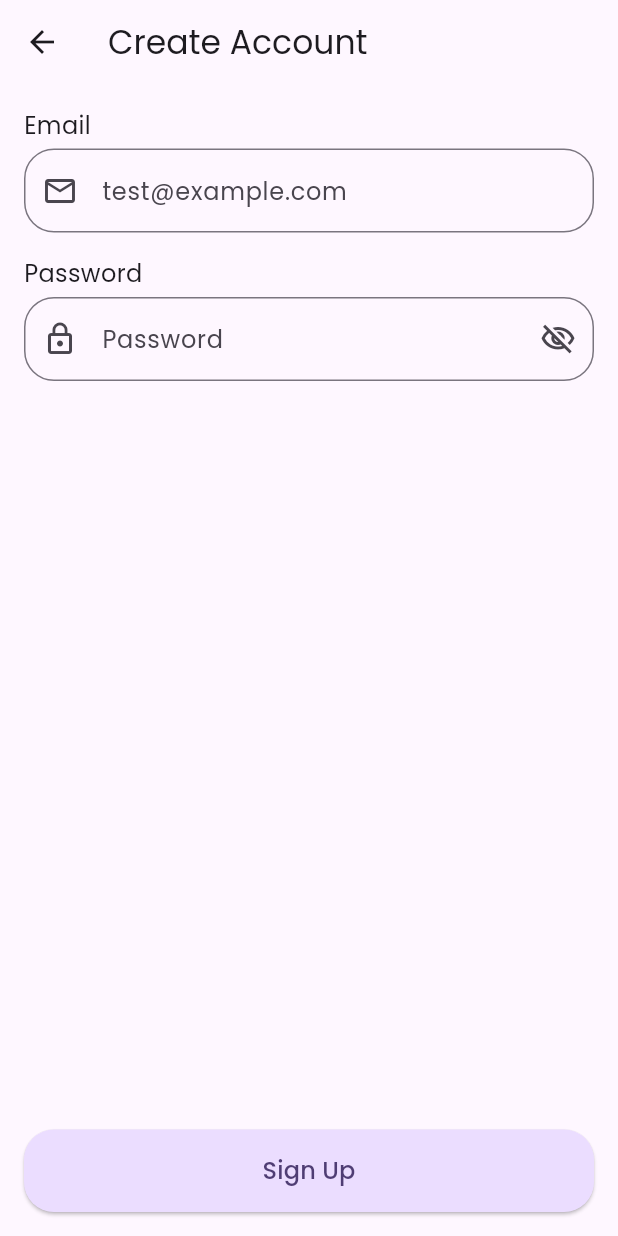
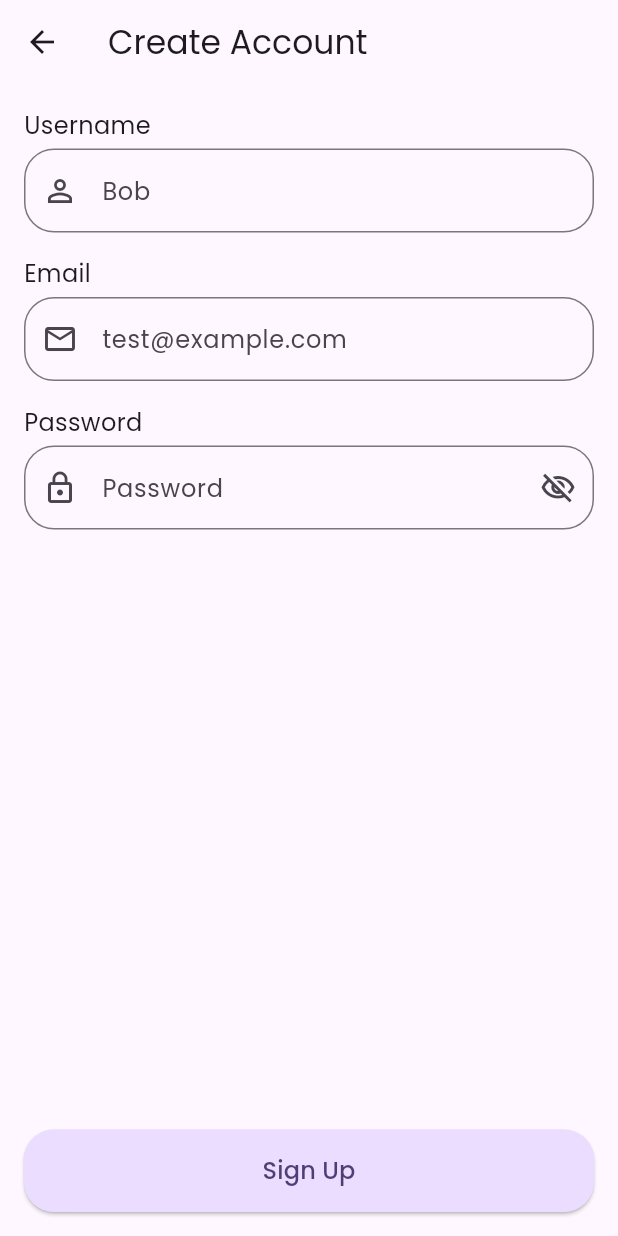
Before and after one commit to y0S6m1sP/Diary, a Flutter app: the RegisterScreen screen opened directly, on a phone screen of 412 x 824 dp. Run offline on Flutter 3.47's test engine with Material 3 defaults, Android fonts, the phone set to English and light mode, and no system bars; our stand-ins replace bloc, equatable, firebase_auth, firebase_core, flutter_bloc, google_fonts; accounts and stored records are empty.

Commit message:
feat: password visibility

```diff
--- a/lib/core/system_design/diary_text_field.dart
+++ b/lib/core/system_design/diary_text_field.dart
@@ -8,7 +8,9 @@ class DiaryTextField extends StatelessWidget {
     this.errorText,
     this.prefixIcon,
     this.suffixIcon,
-    this.onChanged
+    this.onChanged,
+    this.onSuffixIconPressed,
+    this.obscureText = false,
   });
 
   final String? title;
@@ -17,6 +19,8 @@ class DiaryTextField extends StatelessWidget {
   final Widget? prefixIcon;
   final Widget? suffixIcon;
   final Function(String)? onChanged;
+  final Function()? onSuffixIconPressed;
+  final bool obscureText;
 
   @override
   Widget build(BuildContext context) {
@@ -32,9 +36,17 @@ class DiaryTextField extends StatelessWidget {
         ],
         TextField(
           onChanged: onChanged,
+          obscureText: obscureText,
+          autocorrect: false,
+          enableSuggestions: false,
           decoration: InputDecoration(
             prefixIcon: prefixIcon,
-            suffixIcon: suffixIcon,
+            suffixIcon: suffixIcon != null
+              ? IconButton(
+                onPressed: onSuffixIconPressed,
+                icon: suffixIcon!,
+                )
+              : null,
             hintText: hintText,
             errorText: errorText,
             border: OutlineInputBorder(
--- a/lib/features/auth/register/register_cubit.dart
+++ b/lib/features/auth/register/register_cubit.dart
@@ -16,6 +16,14 @@ class RegisterCubit extends Cubit<RegisterState> {
     emit(state.copyWith(password: password));
   }
 
+  void usernameChanged(String username) {
+    emit(state.copyWith(username: username));
+  }
+
+  void togglePasswordVisibility() {
+    emit(state.copyWith(isPasswordVisible: !state.isPasswordVisible));
+  }
+
   Future<void> signUp() async {
     try {
       await _authRepository.signUp(
--- a/lib/features/auth/register/register_screen.dart
+++ b/lib/features/auth/register/register_screen.dart
@@ -22,7 +22,7 @@ class RegisterScreen extends StatelessWidget {
             create: (_) => RegisterCubit(
               context.read<AuthRepository>(),
             ),
-            child: const RegisterContent(),
+            child: _RegisterContent(),
           ),
         ),
       ),
@@ -30,21 +30,15 @@ class RegisterScreen extends StatelessWidget {
   }
 }
 
-class RegisterContent extends StatelessWidget {
-  const RegisterContent({super.key});
-
+class _RegisterContent extends StatelessWidget {
   @override
   Widget build(BuildContext context) {
     return BlocListener<RegisterCubit, RegisterState>(
       listener: (context, state) {},
       child: Column(
         children: [
-          // const DiaryTextField(
-          //   prefixIcon: Icon(Icons.person_outline),
-          //   title: 'Username',
-          //   hintText: 'Bob',
-          // ),
-          // const SizedBox(height: 16),
+          _UsernameInput(),
+          const SizedBox(height: 16),
           _EmailInput(),
           const SizedBox(height: 16),
           _PasswordInput(),
@@ -56,11 +50,23 @@ class RegisterContent extends StatelessWidget {
   }
 }
 
+class _UsernameInput extends StatelessWidget {
+  @override
+  Widget build(BuildContext context) {
+    return DiaryTextField(
+      onChanged: (username) =>
+          context.read<RegisterCubit>().usernameChanged(username),
+      prefixIcon: const Icon(Icons.person_outline),
+      title: 'Username',
+      hintText: 'Bob',
+    );
+  }
+}
+
 class _EmailInput extends StatelessWidget {
   @override
   Widget build(BuildContext context) {
     return DiaryTextField(
-      key: const Key('registerForm_emailInput_textField'),
       onChanged: (email) => context.read<RegisterCubit>().emailChanged(email),
       prefixIcon: const Icon(Icons.email_outlined),
       title: 'Email',
@@ -72,12 +78,20 @@ class _EmailInput extends StatelessWidget {
 class _PasswordInput extends StatelessWidget {
   @override
   Widget build(BuildContext context) {
+    final state = context.watch<RegisterCubit>().state;
     return DiaryTextField(
-      key: const Key('registerForm_passwordInput_textField'),
       onChanged: (password) =>
           context.read<RegisterCubit>().passwordChanged(password),
       prefixIcon: const Icon(Icons.lock_outline),
-      suffixIcon: const Icon(Icons.visibility_off_outlined),
+      suffixIcon: Icon(
+        state.isPasswordVisible
+            ? Icons.visibility_outlined
+            : Icons.visibility_off_outlined,
+      ),
+      obscureText: !state.isPasswordVisible,
+      onSuffixIconPressed: () {
+        context.read<RegisterCubit>().togglePasswordVisibility();
+      },
       title: 'Password',
       hintText: 'Password',
     );
@@ -88,7 +102,6 @@ class _SignUpButton extends StatelessWidget {
   @override
   Widget build(BuildContext context) {
     return DiaryActionButton(
-      key: const Key('registerForm_continue_raisedButton'),
       data: 'Sign Up',
       onPressed: () => context.read<RegisterCubit>().signUp(),
     );
--- a/lib/features/auth/register/register_state.dart
+++ b/lib/features/auth/register/register_state.dart
@@ -2,23 +2,31 @@ import 'package:equatable/equatable.dart';
 
 final class RegisterState extends Equatable {
   const RegisterState({
+    this.username = '',
     this.email = '',
     this.password = '',
+    this.isPasswordVisible = false
   });
 
+  final String username;
   final String email;
   final String password;
+  final bool isPasswordVisible;
 
   @override
-  List<Object?> get props => [email, password];
+  List<Object?> get props => [username, email, password, isPasswordVisible];
 
   RegisterState copyWith({
+    String? username,
     String? email,
     String? password,
+    bool? isPasswordVisible,
   }) {
     return RegisterState(
+      username: username ?? this.username,
       email: email ?? this.email,
       password: password ?? this.password,
+      isPasswordVisible: isPasswordVisible ?? this.isPasswordVisible,
     );
   }
 }
```
